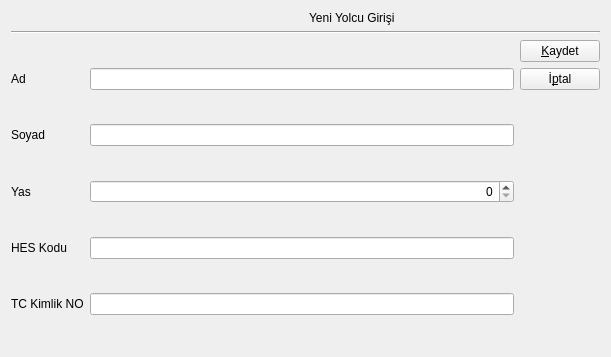
This is Formlar/VeriFormlari/yolcugirisformu.ui in emirkyz/OtobusBilgiSistemi as Qt 5 draws it before an edit. The edited form follows.
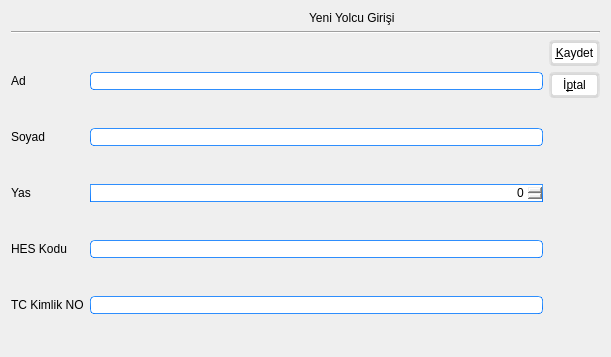
This is the edited form. Icons and pictures are not drawn.

```diff
--- a/Formlar/VeriFormlari/yolcugirisformu.ui
+++ b/Formlar/VeriFormlari/yolcugirisformu.ui
@@ -49,7 +49,568 @@
 QPlainTextEdit {
 	font: 12pt &quot;Roboto&quot;;
 }
-</string>
+QLineEdit {
+	font: 12pt &quot;Roboto&quot;;
+}
+QSpinBox {
+	font: 12pt &quot;Roboto&quot;;
+}
+
+QPlainTextEdit {
+	font: 12pt &quot;Roboto&quot;;
+}
+QMainWindow {
+	background-color:#ececec;
+}
+QTextEdit {
+	border-width: 1px;
+	border-style: solid;
+	border-color: qlineargradient(spread:pad, x1:0.5, y1:1, x2:0.5, y2:0, stop:0 rgba(0, 113, 255, 255), stop:1 rgba(91, 171, 252, 255));
+}
+QPlainTextEdit {
+	border-width: 1px;
+	border-style: solid;
+	border-color: qlineargradient(spread:pad, x1:0.5, y1:1, x2:0.5, y2:0, stop:0 rgba(0, 113, 255, 255), stop:1 rgba(91, 171, 252, 255));
+}
+QToolButton {
+	border-style: solid;
+	border-top-color: qlineargradient(spread:pad, x1:0.5, y1:1, x2:0.5, y2:0, stop:0 rgb(215, 215, 215), stop:1 rgb(222, 222, 222));
+	border-right-color: qlineargradient(spread:pad, x1:0, y1:0.5, x2:1, y2:0.5, stop:0 rgb(217, 217, 217), stop:1 rgb(227, 227, 227));
+	border-left-color: qlineargradient(spread:pad, x1:0, y1:0.5, x2:1, y2:0.5, stop:0 rgb(227, 227, 227), stop:1 rgb(217, 217, 217));
+	border-bottom-color: qlineargradient(spread:pad, x1:0.5, y1:1, x2:0.5, y2:0, stop:0 rgb(215, 215, 215), stop:1 rgb(222, 222, 222));
+	border-width: 1px;
+	border-radius: 5px;
+	color: rgb(0,0,0);
+	padding: 2px;
+	background-color: rgb(170,170,170);
+}
+QToolButton:hover{
+	border-style: solid;
+	border-top-color: qlineargradient(spread:pad, x1:0.5, y1:1, x2:0.5, y2:0, stop:0 rgb(195, 195, 195), stop:1 rgb(222, 222, 222));
+	border-right-color: qlineargradient(spread:pad, x1:0, y1:0.5, x2:1, y2:0.5, stop:0 rgb(197, 197, 197), stop:1 rgb(227, 227, 227));
+	border-left-color: qlineargradient(spread:pad, x1:0, y1:0.5, x2:1, y2:0.5, stop:0 rgb(227, 227, 227), stop:1 rgb(197, 197, 197));
+	border-bottom-color: qlineargradient(spread:pad, x1:0.5, y1:1, x2:0.5, y2:0, stop:0 rgb(195, 195, 195), stop:1 rgb(222, 222, 222));
+	border-width: 1px;
+	border-radius: 5px;
+	color: rgb(0,0,0);
+	padding: 2px;
+	background-color: rgb(255,255,255);
+}
+QToolButton:pressed{
+	border-style: solid;
+	border-top-color: qlineargradient(spread:pad, x1:0.5, y1:1, x2:0.5, y2:0, stop:0 rgb(215, 215, 215), stop:1 rgb(222, 222, 222));
+	border-right-color: qlineargradient(spread:pad, x1:0, y1:0.5, x2:1, y2:0.5, stop:0 rgb(217, 217, 217), stop:1 rgb(227, 227, 227));
+	border-left-color: qlineargradient(spread:pad, x1:0, y1:0.5, x2:1, y2:0.5, stop:0 rgb(227, 227, 227), stop:1 rgb(217, 217, 217));
+	border-bottom-color: qlineargradient(spread:pad, x1:0.5, y1:1, x2:0.5, y2:0, stop:0 rgb(215, 215, 215), stop:1 rgb(222, 222, 222));
+	border-width: 1px;
+	border-radius: 5px;
+	color: rgb(0,0,0);
+	padding: 2px;
+	background-color: rgb(142,142,142);
+}
+QPushButton{
+	border-style: solid;
+	border-top-color: qlineargradient(spread:pad, x1:0.5, y1:1, x2:0.5, y2:0, stop:0 rgb(215, 215, 215), stop:1 rgb(222, 222, 222));
+	border-right-color: qlineargradient(spread:pad, x1:0, y1:0.5, x2:1, y2:0.5, stop:0 rgb(217, 217, 217), stop:1 rgb(227, 227, 227));
+	border-left-color: qlineargradient(spread:pad, x1:0, y1:0.5, x2:1, y2:0.5, stop:0 rgb(227, 227, 227), stop:1 rgb(217, 217, 217));
+	border-bottom-color: qlineargradient(spread:pad, x1:0.5, y1:1, x2:0.5, y2:0, stop:0 rgb(215, 215, 215), stop:1 rgb(222, 222, 222));
+	border-width: 3px;
+	border-radius: 5px;
+	color: rgb(0,0,0);
+	padding: 3px;
+	background-color: rgb(255,255,255);
+}
+QPushButton::default{
+	border-style: solid;
+	border-top-color: qlineargradient(spread:pad, x1:0.5, y1:1, x2:0.5, y2:0, stop:0 rgb(215, 215, 215), stop:1 rgb(222, 222, 222));
+	border-right-color: qlineargradient(spread:pad, x1:0, y1:0.5, x2:1, y2:0.5, stop:0 rgb(217, 217, 217), stop:1 rgb(227, 227, 227));
+	border-left-color: qlineargradient(spread:pad, x1:0, y1:0.5, x2:1, y2:0.5, stop:0 rgb(227, 227, 227), stop:1 rgb(217, 217, 217));
+	border-bottom-color: qlineargradient(spread:pad, x1:0.5, y1:1, x2:0.5, y2:0, stop:0 rgb(215, 215, 215), stop:1 rgb(222, 222, 222));
+	border-width: 3px;
+	border-radius: 5px;
+	color: rgb(0,0,0);
+	padding: 3px;
+	background-color: rgb(255,255,255);
+}
+QPushButton:hover{
+	border-style: solid;
+	border-top-color: qlineargradient(spread:pad, x1:0.5, y1:1, x2:0.5, y2:0, stop:0 rgb(195, 195, 195), stop:1 rgb(222, 222, 222));
+	border-right-color: qlineargradient(spread:pad, x1:0, y1:0.5, x2:1, y2:0.5, stop:0 rgb(197, 197, 197), stop:1 rgb(227, 227, 227));
+	border-left-color: qlineargradient(spread:pad, x1:0, y1:0.5, x2:1, y2:0.5, stop:0 rgb(227, 227, 227), stop:1 rgb(197, 197, 197));
+	border-bottom-color: qlineargradient(spread:pad, x1:0.5, y1:1, x2:0.5, y2:0, stop:0 rgb(195, 195, 195), stop:1 rgb(222, 222, 222));
+	border-width: 1px;
+	border-radius: 5px;
+	color: rgb(0,0,0);
+	padding: 2px;
+	background-color: rgb(255,255,255);
+}
+QPushButton:pressed{
+	border-style: solid;
+	border-top-color: qlineargradient(spread:pad, x1:0.5, y1:1, x2:0.5, y2:0, stop:0 rgb(215, 215, 215), stop:1 rgb(222, 222, 222));
+	border-right-color: qlineargradient(spread:pad, x1:0, y1:0.5, x2:1, y2:0.5, stop:0 rgb(217, 217, 217), stop:1 rgb(227, 227, 227));
+	border-left-color: qlineargradient(spread:pad, x1:0, y1:0.5, x2:1, y2:0.5, stop:0 rgb(227, 227, 227), stop:1 rgb(217, 217, 217));
+	border-bottom-color: qlineargradient(spread:pad, x1:0.5, y1:1, x2:0.5, y2:0, stop:0 rgb(215, 215, 215), stop:1 rgb(222, 222, 222));
+	border-width: 1px;
+	border-radius: 5px;
+	color: rgb(0,0,0);
+	padding: 2px;
+	background-color: rgb(142,142,142);
+}
+QPushButton:disabled{
+	border-style: solid;
+	border-top-color: qlineargradient(spread:pad, x1:0.5, y1:1, x2:0.5, y2:0, stop:0 rgb(215, 215, 215), stop:1 rgb(222, 222, 222));
+	border-right-color: qlineargradient(spread:pad, x1:0, y1:0.5, x2:1, y2:0.5, stop:0 rgb(217, 217, 217), stop:1 rgb(227, 227, 227));
+	border-left-color: qlineargradient(spread:pad, x1:0, y1:0.5, x2:1, y2:0.5, stop:0 rgb(227, 227, 227), stop:1 rgb(217, 217, 217));
+	border-bottom-color: qlineargradient(spread:pad, x1:0.5, y1:1, x2:0.5, y2:0, stop:0 rgb(215, 215, 215), stop:1 rgb(222, 222, 222));
+	border-width: 1px;
+	border-radius: 5px;
+	color: #808086;
+	padding: 2px;
+	background-color: rgb(142,142,142);
+}
+QLineEdit {
+	border-width: 1px; border-radius: 4px;
+	border-style: solid;
+	border-color: qlineargradient(spread:pad, x1:0.5, y1:1, x2:0.5, y2:0, stop:0 rgba(0, 113, 255, 255), stop:1 rgba(91, 171, 252, 255));
+}
+QLabel {
+	color: #000000;
+}
+QLCDNumber {
+	color: rgb(0, 113, 255, 255);
+}
+QProgressBar {
+	text-align: center;
+	color: rgb(240, 240, 240);
+	border-width: 1px; 
+	border-radius: 10px;
+	border-color: rgb(230, 230, 230);
+	
+	background-color:rgb(207,207,207);
+}
+QProgressBar::chunk {
+	background-color: qlineargradient(spread:pad, x1:0.5, y1:1, x2:0.5, y2:0, stop:0 rgba(49, 147, 250, 255), stop:1 rgba(34, 142, 255, 255));
+	border-radius: 10px;
+}
+QMenuBar {
+	background-color: qlineargradient(spread:pad, x1:0.5, y1:1, x2:0.5, y2:0, stop:0 rgba(207, 209, 207, 255), stop:1 rgba(230, 229, 230, 255));
+}
+QMenuBar::item {
+	color: #000000;
+  	spacing: 3px;
+  	padding: 1px 4px;
+	
+}
+
+QMenuBar::item:selected {
+  	background-color: qlineargradient(spread:pad, x1:0.5, y1:1, x2:0.5, y2:0, stop:0 rgba(0, 113, 255, 255), stop:1 rgba(91, 171, 252, 255));
+	color: #FFFFFF;
+}
+QMenu::item:selected {
+	border-style: solid;
+	border-top-color: transparent;
+	border-right-color: transparent;
+	border-left-color: qlineargradient(spread:pad, x1:0.5, y1:1, x2:0.5, y2:0, stop:0 rgba(0, 113, 255, 255), stop:1 rgba(91, 171, 252, 255));
+	border-bottom-color: transparent;
+	border-left-width: 2px;
+	color: #000000;
+	padding-left:15px;
+	padding-top:4px;
+	padding-bottom:4px;
+	padding-right:7px;
+}
+QMenu::item {
+	border-style: solid;
+	border-top-color: transparent;
+	border-right-color: transparent;
+	border-left-color: transparent;
+	border-bottom-color: transparent;
+	border-bottom-width: 1px;
+	color: #000000;
+	padding-left:17px;
+	padding-top:4px;
+	padding-bottom:4px;
+	padding-right:7px;
+}
+QTabWidget {
+	color:rgb(0,0,0);
+	background-color:#000000;
+}
+QTabWidget::pane {
+		border-color: rgb(223,223,223);
+		background-color:rgb(226,226,226);
+		border-style: solid;
+		border-width: 2px;
+    	border-radius: 6px;
+}
+QTabBar::tab:first {
+	border-style: solid;
+	border-left-width:1px;
+	border-right-width:0px;
+	border-top-width:1px;
+	border-bottom-width:1px;
+	border-top-color: rgb(209,209,209);
+	border-left-color: qlineargradient(spread:pad, x1:0.5, y1:1, x2:0.5, y2:0, stop:0 rgba(209, 209, 209, 209), stop:1 rgba(229, 229, 229, 229));
+	border-bottom-color: rgb(229,229,229);
+	border-top-left-radius: 4px;
+	border-bottom-left-radius: 4px;
+	color: #000000;
+	padding: 3px;
+	margin-left:0px;
+	background-color: qlineargradient(spread:pad, x1:0.5, y1:1, x2:0.5, y2:0, stop:0 rgba(247, 247, 247, 255), stop:1 rgba(255, 255, 255, 255));
+}
+QTabBar::tab:last {
+	border-style: solid;
+	border-width:1px;
+	border-top-color: rgb(209,209,209);
+	border-left-color: qlineargradient(spread:pad, x1:0.5, y1:1, x2:0.5, y2:0, stop:0 rgba(209, 209, 209, 209), stop:1 rgba(229, 229, 229, 229));
+	border-right-color: qlineargradient(spread:pad, x1:0.5, y1:1, x2:0.5, y2:0, stop:0 rgba(209, 209, 209, 209), stop:1 rgba(229, 229, 229, 229));
+	border-bottom-color: rgb(229,229,229);
+	border-top-right-radius: 4px;
+	border-bottom-right-radius: 4px;
+	color: #000000;
+	padding: 3px;
+	margin-left:0px;
+	background-color: qlineargradient(spread:pad, x1:0.5, y1:1, x2:0.5, y2:0, stop:0 rgba(247, 247, 247, 255), stop:1 rgba(255, 255, 255, 255));
+}
+QTabBar::tab {
+	border-style: solid;
+	border-top-width:1px;
+	border-bottom-width:1px;
+	border-left-width:1px;
+	border-top-color: rgb(209,209,209);
+	border-left-color: qlineargradient(spread:pad, x1:0.5, y1:1, x2:0.5, y2:0, stop:0 rgba(209, 209, 209, 209), stop:1 rgba(229, 229, 229, 229));
+	border-bottom-color: rgb(229,229,229);
+	color: #000000;
+	padding: 3px;
+	margin-left:0px;
+	background-color: qlineargradient(spread:pad, x1:0.5, y1:1, x2:0.5, y2:0, stop:0 rgba(247, 247, 247, 255), stop:1 rgba(255, 255, 255, 255));
+}
+QTabBar::tab:selected, QTabBar::tab:last:selected, QTabBar::tab:hover {
+  	border-style: solid;
+  	border-left-width:1px;
+	border-right-color: transparent;
+	border-top-color: rgb(209,209,209);
+	border-left-color: qlineargradient(spread:pad, x1:0.5, y1:1, x2:0.5, y2:0, stop:0 rgba(209, 209, 209, 209), stop:1 rgba(229, 229, 229, 229));
+	border-bottom-color: rgb(229,229,229);
+	color: #FFFFFF;
+	padding: 3px;
+	margin-left:0px;
+	background-color: qlineargradient(spread:pad, x1:0.5, y1:1, x2:0.5, y2:0, stop:0 rgba(0, 113, 255, 255), stop:1 rgba(91, 171, 252, 255));
+}
+
+QTabBar::tab:selected, QTabBar::tab:first:selected, QTabBar::tab:hover {
+  	border-style: solid;
+  	border-left-width:1px;
+  	border-bottom-width:1px;
+  	border-top-width:1px;
+	border-right-color: transparent;
+	border-top-color: rgb(209,209,209);
+	border-left-color: qlineargradient(spread:pad, x1:0.5, y1:1, x2:0.5, y2:0, stop:0 rgba(209, 209, 209, 209), stop:1 rgba(229, 229, 229, 229));
+	border-bottom-color: rgb(229,229,229);
+	color: #FFFFFF;
+	padding: 3px;
+	margin-left:0px;
+	background-color: qlineargradient(spread:pad, x1:0.5, y1:1, x2:0.5, y2:0, stop:0 rgba(0, 113, 255, 255), stop:1 rgba(91, 171, 252, 255));
+}
+
+QCheckBox {
+	color: #000000;
+	padding: 2px;
+}
+QCheckBox:disabled {
+	color: #808086;
+	padding: 2px;
+}
+
+QCheckBox:hover {
+	border-radius:4px;
+	border-style:solid;
+	padding-left: 1px;
+	padding-right: 1px;
+	padding-bottom: 1px;
+	padding-top: 1px;
+	border-width:1px;
+	border-color: transparent;
+}
+QCheckBox::indicator:checked {
+
+	height: 10px;
+	width: 10px;
+	border-style:solid;
+	border-width: 1px;
+	border-color: qlineargradient(spread:pad, x1:0.5, y1:1, x2:0.5, y2:0, stop:0 rgba(0, 113, 255, 255), stop:1 rgba(91, 171, 252, 255));
+	color: #000000;
+	background-color: qlineargradient(spread:pad, x1:0.5, y1:1, x2:0.5, y2:0, stop:0 rgba(0, 113, 255, 255), stop:1 rgba(91, 171, 252, 255));
+}
+QCheckBox::indicator:unchecked {
+
+	height: 10px;
+	width: 10px;
+	border-style:solid;
+	border-width: 1px;
+	border-color: qlineargradient(spread:pad, x1:0.5, y1:1, x2:0.5, y2:0, stop:0 rgba(0, 113, 255, 255), stop:1 rgba(91, 171, 252, 255));
+	color: #000000;
+}
+QRadioButton {
+	color: 000000;
+	padding: 1px;
+}
+QRadioButton::indicator:checked {
+	height: 10px;
+	width: 10px;
+	border-style:solid;
+	border-radius:5px;
+	border-width: 1px;
+	border-color: qlineargradient(spread:pad, x1:0.5, y1:1, x2:0.5, y2:0, stop:0 rgba(0, 113, 255, 255), stop:1 rgba(91, 171, 252, 255));
+	color: #a9b7c6;
+	background-color: qlineargradient(spread:pad, x1:0.5, y1:1, x2:0.5, y2:0, stop:0 rgba(0, 113, 255, 255), stop:1 rgba(91, 171, 252, 255));
+}
+QRadioButton::indicator:!checked {
+	height: 10px;
+	width: 10px;
+	border-style:solid;
+	border-radius:5px;
+	border-width: 1px;
+	border-color: qlineargradient(spread:pad, x1:0.5, y1:1, x2:0.5, y2:0, stop:0 rgba(0, 113, 255, 255), stop:1 rgba(91, 171, 252, 255));
+	color: #a9b7c6;
+	background-color: transparent;
+}
+QStatusBar {
+	color:#027f7f;
+}
+QSpinBox {
+	border-style: solid;
+	border-width: 1px;
+	border-color: qlineargradient(spread:pad, x1:0.5, y1:1, x2:0.5, y2:0, stop:0 rgba(0, 113, 255, 255), stop:1 rgba(91, 171, 252, 255));
+}
+QDoubleSpinBox {
+	border-style: solid;
+	border-width: 1px;
+	border-color: qlineargradient(spread:pad, x1:0.5, y1:1, x2:0.5, y2:0, stop:0 rgba(0, 113, 255, 255), stop:1 rgba(91, 171, 252, 255));
+}
+QTimeEdit {
+	border-style: solid;
+	border-width: 1px;
+	border-color: qlineargradient(spread:pad, x1:0.5, y1:1, x2:0.5, y2:0, stop:0 rgba(0, 113, 255, 255), stop:1 rgba(91, 171, 252, 255));
+}
+QDateTimeEdit {
+	border-style: solid;
+	border-width: 1px;
+	border-color: qlineargradient(spread:pad, x1:0.5, y1:1, x2:0.5, y2:0, stop:0 rgba(0, 113, 255, 255), stop:1 rgba(91, 171, 252, 255));
+}
+QDateEdit {
+	border-style: solid;
+	border-width: 1px;
+	border-color: qlineargradient(spread:pad, x1:0.5, y1:1, x2:0.5, y2:0, stop:0 rgba(0, 113, 255, 255), stop:1 rgba(91, 171, 252, 255));
+}
+
+QToolBox {
+	color: #a9b7c6;
+	background-color:#000000;
+}
+QToolBox::tab {
+	color: #a9b7c6;
+	background-color:#000000;
+}
+QToolBox::tab:selected {
+	color: #FFFFFF;
+	background-color:#000000;
+}
+QScrollArea {
+	color: #FFFFFF;
+	background-color:#000000;
+}
+QSlider::groove:horizontal {
+	height: 5px;
+	background-color: qlineargradient(spread:pad, x1:0.5, y1:1, x2:0.5, y2:0, stop:0 rgba(49, 147, 250, 255), stop:1 rgba(34, 142, 255, 255));
+}
+QSlider::groove:vertical {
+	width: 5px;
+	background-color: qlineargradient(spread:pad, x1:0.5, y1:1, x2:0.5, y2:0, stop:0 rgba(49, 147, 250, 255), stop:1 rgba(34, 142, 255, 255));
+}
+QSlider::handle:horizontal {
+	background: rgb(253,253,253);
+	border-style: solid;
+	border-width: 1px;
+	border-color: rgb(207,207,207);
+	width: 12px;
+	margin: -5px 0;
+	border-radius: 7px;
+}
+QSlider::handle:vertical {
+	background: rgb(253,253,253);
+	border-style: solid;
+	border-width: 1px;
+	border-color: rgb(207,207,207);
+	height: 12px;
+	margin: 0 -5px;
+	border-radius: 7px;
+}
+QSlider::add-page:horizontal {
+    background: rgb(181,181,181);
+}
+QSlider::add-page:vertical {
+    background: rgb(181,181,181);
+}
+QSlider::sub-page:horizontal {
+    background-color: qlineargradient(spread:pad, x1:0.5, y1:1, x2:0.5, y2:0, stop:0 rgba(49, 147, 250, 255), stop:1 rgba(34, 142, 255, 255));
+}
+QSlider::sub-page:vertical {
+    background-color: qlineargradient(spread:pad, y1:0.5, x1:1, y2:0.5, x2:0, stop:0 rgba(49, 147, 250, 255), stop:1 rgba(34, 142, 255, 255));
+}
+QScrollBar:horizontal {
+	max-height: 20px;
+	border: 1px transparent grey;
+	margin: 0px 20px 0px 20px;
+}
+QScrollBar:vertical {
+	max-width: 20px;
+	border: 1px transparent grey;
+	margin: 20px 0px 20px 0px;
+}
+QScrollBar::handle:horizontal {
+	background: rgb(253,253,253);
+	border-style: solid;
+	border-width: 1px;
+	border-color: rgb(207,207,207);
+	border-radius: 7px;
+	min-width: 25px;
+}
+QScrollBar::handle:horizontal:hover {
+	background: rgb(253,253,253);
+	border-style: solid;
+	border-width: 1px;
+	border-color: rgb(147, 200, 200);
+	border-radius: 7px;
+	min-width: 25px;
+}
+QScrollBar::handle:vertical {
+	background: rgb(253,253,253);
+	border-style: solid;
+	border-width: 1px;
+	border-color: rgb(207,207,207);
+	border-radius: 7px;
+	min-height: 25px;
+}
+QScrollBar::handle:vertical:hover {
+	background: rgb(253,253,253);
+	border-style: solid;
+	border-width: 1px;
+	border-color: rgb(147, 200, 200);
+	border-radius: 7px;
+	min-height: 25px;
+}
+QScrollBar::add-line:horizontal {
+   border: 2px transparent grey;
+   border-top-right-radius: 7px;
+   border-bottom-right-radius: 7px;
+   background: rgba(34, 142, 255, 255);
+   width: 20px;
+   subcontrol-position: right;
+   subcontrol-origin: margin;
+}
+QScrollBar::add-line:horizontal:pressed {
+   border: 2px transparent grey;
+   border-top-right-radius: 7px;
+   border-bottom-right-radius: 7px;
+   background: rgb(181,181,181);
+   width: 20px;
+   subcontrol-position: right;
+   subcontrol-origin: margin;
+}
+QScrollBar::add-line:vertical {
+   border: 2px transparent grey;
+   border-bottom-left-radius: 7px;
+   border-bottom-right-radius: 7px;
+   background: rgba(34, 142, 255, 255);
+   height: 20px;
+   subcontrol-position: bottom;
+   subcontrol-origin: margin;
+}
+QScrollBar::add-line:vertical:pressed {
+   border: 2px transparent grey;
+   border-bottom-left-radius: 7px;
+   border-bottom-right-radius: 7px;
+   background: rgb(181,181,181);
+   height: 20px;
+   subcontrol-position: bottom;
+   subcontrol-origin: margin;
+}
+QScrollBar::sub-line:horizontal {
+   border: 2px transparent grey;
+   border-top-left-radius: 7px;
+   border-bottom-left-radius: 7px;
+   background: rgba(34, 142, 255, 255);
+   width: 20px;
+   subcontrol-position: left;
+   subcontrol-origin: margin;
+}
+QScrollBar::sub-line:horizontal:pressed {
+   border: 2px transparent grey;
+   border-top-left-radius: 7px;
+   border-bottom-left-radius: 7px;
+   background: rgb(181,181,181);
+   width: 20px;
+   subcontrol-position: left;
+   subcontrol-origin: margin;
+}
+QScrollBar::sub-line:vertical {
+   border: 2px transparent grey;
+   border-top-left-radius: 7px;
+   border-top-right-radius: 7px;
+   background: rgba(34, 142, 255, 255);
+   height: 20px;
+   subcontrol-position: top;
+   subcontrol-origin: margin;
+}
+QScrollBar::sub-line:vertical:pressed {
+   border: 2px transparent grey;
+   border-top-left-radius: 7px;
+   border-top-right-radius: 7px;
+   background: rgb(181,181,181);
+   height: 20px;
+   subcontrol-position: top;
+   subcontrol-origin: margin;
+}
+QScrollBar::left-arrow:horizontal {
+   border: 1px transparent grey;
+   border-top-left-radius: 3px;
+   border-bottom-left-radius: 3px;
+   width: 6px;
+   height: 6px;
+   background: white;
+}
+QScrollBar::right-arrow:horizontal {
+   border: 1px transparent grey;
+   border-top-right-radius: 3px;
+   border-bottom-right-radius: 3px;
+   width: 6px;
+   height: 6px;
+   background: white;
+}
+QScrollBar::up-arrow:vertical {
+   border: 1px transparent grey;
+   border-top-left-radius: 3px;
+   border-top-right-radius: 3px;
+   width: 6px;
+   height: 6px;
+   background: white;
+}
+QScrollBar::down-arrow:vertical {
+   border: 1px transparent grey;
+   border-bottom-left-radius: 3px;
+   border-bottom-right-radius: 3px;
+   width: 6px;
+   height: 6px;
+   background: white;
+}
+QScrollBar::add-page:horizontal, QScrollBar::sub-page:horizontal {
+   background: none;
+}
+QScrollBar::add-page:vertical, QScrollBar::sub-page:vertical {
+   background: none;
+}</string>
   </property>
   <layout class="QGridLayout" name="gridLayout_2">
    <item row="0" column="0">
```
Left out of the diff: 4 changed lines with no effect on the pictures.
